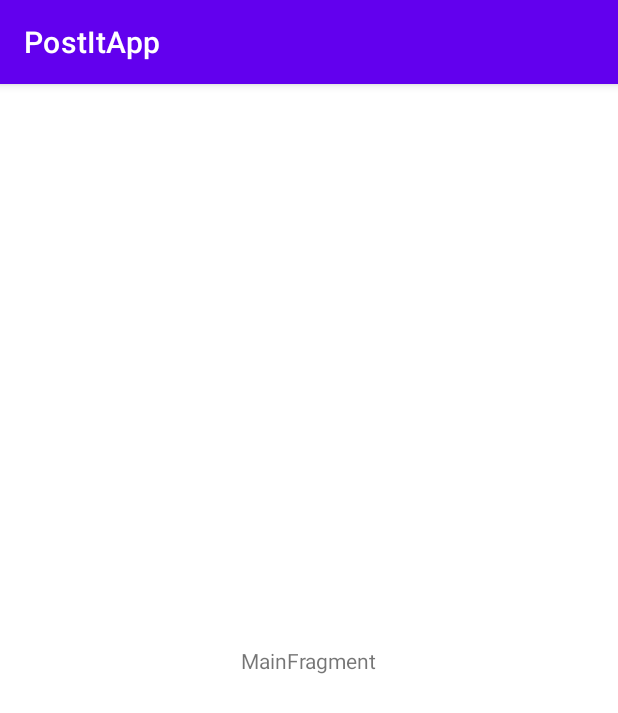
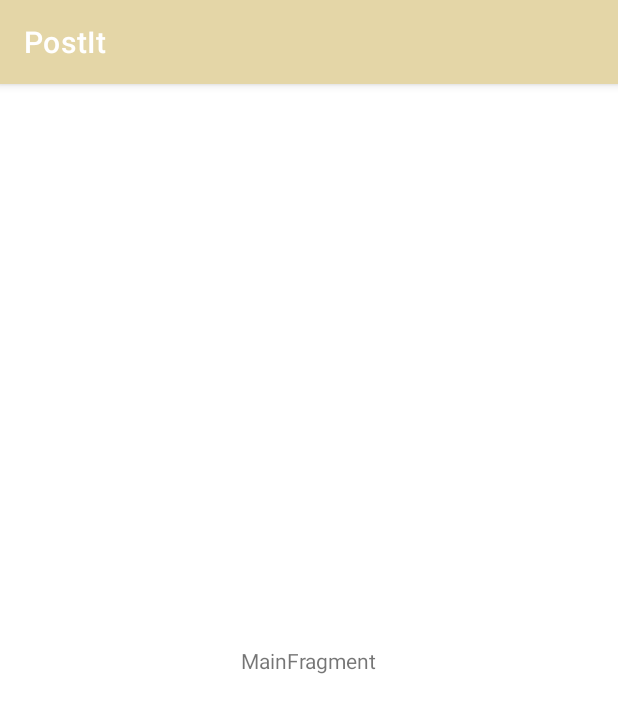
Before and after one commit to SuzanaSavic/PostItAndroidApp, an Android app: the screen it shows after launch (MainActivity), on a phone screen of 412 x 824 dp. Shown: the top 713 px of the screen. Run offline under Robolectric (Android 15) with nearby library versions, the light colour scheme and no system bars; libraries missing offline, so code that uses them is left out: retrofit2.adapter.rxjava; 2 statements that could not run were skipped.

Commit message:
feat : implement post call, setup gradle, setup application class

```diff
--- a/app/src/main/AndroidManifest.xml
+++ b/app/src/main/AndroidManifest.xml
@@ -2,7 +2,10 @@
 <manifest xmlns:android="http://schemas.android.com/apk/res/android"
     package="suzanasavic.github.com.android.postitapp">
 
+    <uses-permission android:name="android.permission.INTERNET" />
+
     <application
+        android:name=".App"
         android:allowBackup="true"
         android:icon="@mipmap/ic_launcher"
         android:label="@string/app_name"
--- /dev/null
+++ b/app/src/main/java/suzanasavic/github/com/android/postitapp/App.kt
@@ -0,0 +1,32 @@
+package suzanasavic.github.com.android.postitapp
+
+import android.app.Application
+import okhttp3.OkHttpClient
+import suzanasavic.github.com.android.postitapp.Constants.Companion.MAIN_URL
+import java.util.concurrent.TimeUnit
+
+/**
+ * Created by suzana.savic on 11/17/2020.
+ */
+class App : Application() {
+
+    lateinit var mainUrl: String
+    lateinit var client : OkHttpClient
+
+    override fun onCreate() {
+        super.onCreate()
+        instance = this
+        mainUrl = MAIN_URL
+        client = OkHttpClient.Builder()
+            .connectTimeout(60, TimeUnit.SECONDS)
+            .readTimeout(60, TimeUnit.SECONDS)
+            .retryOnConnectionFailure(true)
+            .build()
+    }
+
+
+    companion object {
+        lateinit var instance: App
+            private set
+    }
+}
--- /dev/null
+++ b/app/src/main/java/suzanasavic/github/com/android/postitapp/data/network/Api.kt
@@ -0,0 +1,33 @@
+package suzanasavic.github.com.android.postitapp.data.network
+
+import com.google.gson.GsonBuilder
+import retrofit2.Response
+import retrofit2.Retrofit
+import retrofit2.adapter.rxjava.RxJavaCallAdapterFactory
+import retrofit2.converter.gson.GsonConverterFactory
+import retrofit2.http.GET
+import suzanasavic.github.com.android.postitapp.App
+import suzanasavic.github.com.android.postitapp.Constants.Companion.POSTS
+import suzanasavic.github.com.android.postitapp.data.entities.Post
+
+/**
+ * Created by suzana.savic on 11/17/2020.
+ */
+interface Api {
+
+    @GET(POSTS)
+    suspend fun getAllPosts() : Response<ArrayList<Post>>
+
+    companion object {
+        operator fun invoke(): Api {
+            return Retrofit.Builder()
+                .client(App.instance.client)
+                .addConverterFactory(GsonConverterFactory.create(GsonBuilder().create()))
+                .addCallAdapterFactory(RxJavaCallAdapterFactory.create())
+                .baseUrl(App.instance.mainUrl)
+                .build()
+                .create(Api::class.java)
+        }
+    }
+
+}
--- /dev/null
+++ b/app/src/main/java/suzanasavic/github/com/android/postitapp/data/network/GetPostsRepository.kt
@@ -0,0 +1,14 @@
+package suzanasavic.github.com.android.postitapp.data.network
+
+import suzanasavic.github.com.android.postitapp.data.entities.Post
+
+/**
+ * Created by suzana.savic on 11/17/2020.
+ */
+class GetPostsRepository : SafeApiRequest() {
+    suspend fun getPosts(): ArrayList<Post> {
+        return apiRequest {
+            Api().getAllPosts()
+        }
+    }
+}
--- /dev/null
+++ b/app/src/main/java/suzanasavic/github/com/android/postitapp/data/network/SafeApiRequest.kt
@@ -0,0 +1,19 @@
+package suzanasavic.github.com.android.postitapp.data.network
+
+import retrofit2.Response
+import java.io.IOException
+
+/**
+ * Created by suzana.savic on 11/17/2020.
+ */
+abstract class SafeApiRequest {
+    suspend fun <T: Any> apiRequest(call: suspend () -> Response<T>): T {
+        val response = call.invoke()
+        if(response.isSuccessful){
+            return response.body()!!
+        }else{
+            val error = response.errorBody()?.toString()
+            throw IOException(error.toString())
+        }
+    }
+}
--- a/app/src/main/java/suzanasavic/github/com/android/postitapp/ui/main/MainFragment.kt
+++ b/app/src/main/java/suzanasavic/github/com/android/postitapp/ui/main/MainFragment.kt
@@ -2,11 +2,17 @@ package suzanasavic.github.com.android.postitapp.ui.main
 
 import androidx.lifecycle.ViewModelProvider
 import android.os.Bundle
+import android.util.Log
 import androidx.fragment.app.Fragment
 import android.view.LayoutInflater
 import android.view.View
 import android.view.ViewGroup
+import kotlinx.coroutines.Dispatchers
+import kotlinx.coroutines.GlobalScope
+import kotlinx.coroutines.launch
 import suzanasavic.github.com.android.postitapp.R
+import suzanasavic.github.com.android.postitapp.data.entities.Post
+import suzanasavic.github.com.android.postitapp.data.network.GetPostsRepository
 
 class MainFragment : Fragment() {
 
@@ -24,7 +30,10 @@ class MainFragment : Fragment() {
     override fun onActivityCreated(savedInstanceState: Bundle?) {
         super.onActivityCreated(savedInstanceState)
         viewModel = ViewModelProvider(this).get(MainViewModel::class.java)
-        // TODO: Use the ViewModel
+        GlobalScope.launch(Dispatchers.Main) {
+            val posts: ArrayList<Post> = GetPostsRepository().getPosts()
+            Log.d("posts", posts.size.toString())
+        }
     }
 
 }
--- a/app/src/main/res/values-night/themes.xml
+++ b/app/src/main/res/values-night/themes.xml
@@ -1,6 +1,6 @@
 <resources xmlns:tools="http://schemas.android.com/tools">
     <!-- Base application theme. -->
-    <style name="Theme.PostItApp" parent="Theme.MaterialComponents.DayNight.DarkActionBar">
+    <style name="Theme.PostItApp" parent="Theme.MaterialComponents.Light.DarkActionBar">
         <!-- Primary brand color. -->
         <item name="colorPrimary">@color/purple_200</item>
         <item name="colorPrimaryVariant">@color/purple_700</item>
--- a/app/src/main/res/values/colors.xml
+++ b/app/src/main/res/values/colors.xml
@@ -1,10 +1,10 @@
 <?xml version="1.0" encoding="utf-8"?>
 <resources>
-    <color name="purple_200">#FFBB86FC</color>
-    <color name="purple_500">#FF6200EE</color>
-    <color name="purple_700">#FF3700B3</color>
-    <color name="teal_200">#FF03DAC5</color>
-    <color name="teal_700">#FF018786</color>
-    <color name="black">#FF000000</color>
+    <color name="purple_200">#E4D6A7</color>
+    <color name="purple_500">#E4D6A7</color>
+    <color name="purple_700">#E9B44C</color>
+    <color name="teal_200">#50A2A7</color>
+    <color name="teal_700">#50A2A7</color>
+    <color name="black">#1C110A</color>
     <color name="white">#FFFFFFFF</color>
 </resources>
--- a/app/src/main/res/values/strings.xml
+++ b/app/src/main/res/values/strings.xml
@@ -1,3 +1,3 @@
 <resources>
-    <string name="app_name">PostItApp</string>
+    <string name="app_name">PostIt</string>
 </resources>
--- a/app/src/main/res/values/themes.xml
+++ b/app/src/main/res/values/themes.xml
@@ -1,6 +1,6 @@
 <resources xmlns:tools="http://schemas.android.com/tools">
     <!-- Base application theme. -->
-    <style name="Theme.PostItApp" parent="Theme.MaterialComponents.DayNight.DarkActionBar">
+    <style name="Theme.PostItApp" parent="Theme.MaterialComponents.Light.DarkActionBar">
         <!-- Primary brand color. -->
         <item name="colorPrimary">@color/purple_500</item>
         <item name="colorPrimaryVariant">@color/purple_700</item>
```
Also changed, not shown: app/build.gradle (+19 -0 lines), app/src/main/java/suzanasavic/github/com/android/postitapp/Constants.kt (added, +11 -0 lines), app/src/main/java/suzanasavic/github/com/android/postitapp/data/entities/Post.kt (added, +15 -0 lines).
